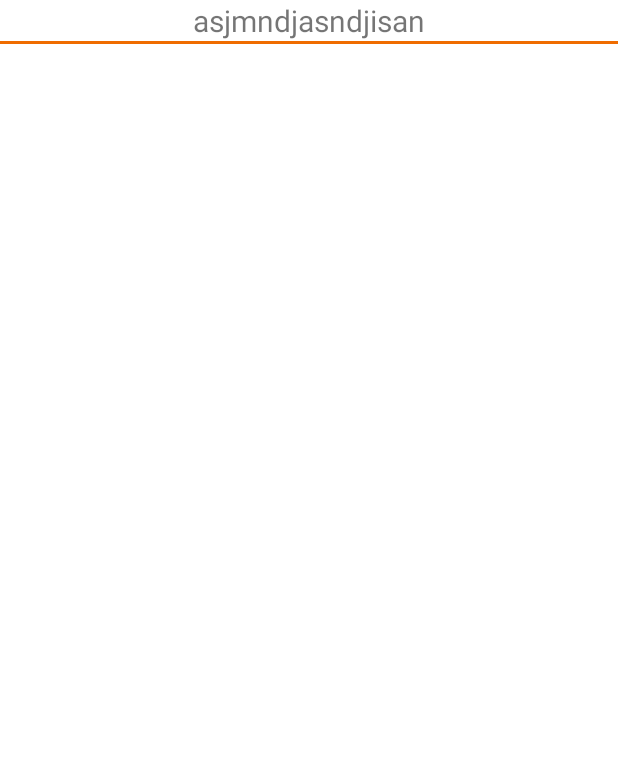
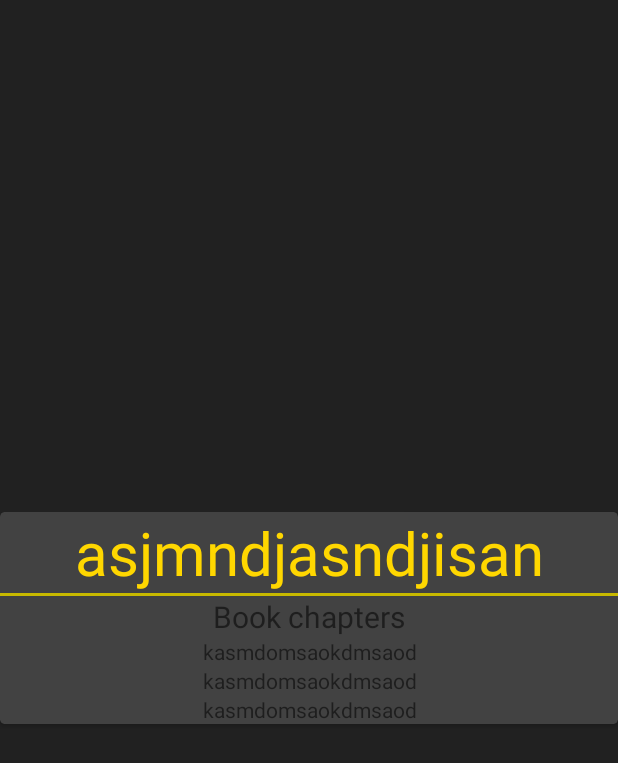
Before and after one commit to Neiscafe/TheOneApp, an Android app: the layout activity_book_description.xml on its own in the app's theme, with its tools: preview values and no code run, on a phone screen of 412 x 824 dp. Shown: the top 763 px of the screen. Run offline under Robolectric (Android 15) with nearby library versions, the phone set to English and light mode, and no system bars.

Commit message:
versao da apresentação 18/11

```diff
--- a/app/src/main/java/com/example/theoneapp/koin/AppModule.kt
+++ b/app/src/main/java/com/example/theoneapp/koin/AppModule.kt
@@ -4,6 +4,7 @@ import com.example.theoneapp.repository.Repository
 import com.example.theoneapp.repository.RepositoryImpl
 import com.example.theoneapp.retrofit.ClientRetrofit
 import com.example.theoneapp.ui.books.BooksViewModel
+import com.example.theoneapp.ui.books.bookDescription.BookDescriptionViewModel
 import com.example.theoneapp.ui.characters.characterQuotes.CharacterQuotesViewModel
 import com.example.theoneapp.ui.characters.characterList.CharactersViewModel
 import com.example.theoneapp.ui.movies.MoviesViewModel
@@ -25,6 +26,9 @@ val viewModelModule = module(override = true) {
     viewModel{
         CharacterQuotesViewModel(repository = get())
     }
+    viewModel{
+        BookDescriptionViewModel(repository = get())
+    }
 }
 
 val repositoryModule = module(override = true) {
--- a/app/src/main/java/com/example/theoneapp/model/Book.kt
+++ b/app/src/main/java/com/example/theoneapp/model/Book.kt
@@ -1,9 +1,12 @@
 package com.example.theoneapp.model
 
+import android.os.Parcelable
 import com.google.gson.annotations.SerializedName
+import kotlinx.android.parcel.Parcelize
 import java.io.Serializable
 
+@Parcelize
 data class Book(
     @SerializedName("_id") val _id: String,
     @SerializedName("name") val name: String
-): Serializable
+): Parcelable
--- /dev/null
+++ b/app/src/main/java/com/example/theoneapp/ui/books/bookDescription/BookDescriptionAdapter.kt
@@ -0,0 +1,4 @@
+package com.example.theoneapp.ui.books.bookDescription
+
+class BookDescriptionAdapter {
+}
--- a/app/src/main/java/com/example/theoneapp/ui/characters/characterQuotes/CharacterQuotesViewModel.kt
+++ b/app/src/main/java/com/example/theoneapp/ui/characters/characterQuotes/CharacterQuotesViewModel.kt
@@ -5,7 +5,6 @@ import androidx.lifecycle.MutableLiveData
 import androidx.lifecycle.ViewModel
 import androidx.lifecycle.viewModelScope
 import com.example.theoneapp.model.NetworkResponse
-import com.example.theoneapp.model.Quote
 import com.example.theoneapp.model.QuoteResponse
 import com.example.theoneapp.repository.Repository
 import kotlinx.coroutines.launch
--- a/app/src/main/res/layout/activity_book_description.xml
+++ b/app/src/main/res/layout/activity_book_description.xml
@@ -1,28 +1,68 @@
 <?xml version="1.0" encoding="utf-8"?>
 <androidx.constraintlayout.widget.ConstraintLayout xmlns:android="http://schemas.android.com/apk/res/android"
+    xmlns:app="http://schemas.android.com/apk/res-auto"
     xmlns:tools="http://schemas.android.com/tools"
     android:layout_width="match_parent"
     android:layout_height="match_parent"
-    xmlns:app="http://schemas.android.com/apk/res-auto"
+    android:background="@color/grey"
     tools:context=".ui.books.bookDescription.BookDescriptionActivity">
+
+    <androidx.cardview.widget.CardView
+        android:layout_width="0dp"
+        android:layout_height="wrap_content"
+        app:layout_constraintBottom_toBottomOf="parent"
+        app:layout_constraintEnd_toEndOf="parent"
+        app:layout_constraintStart_toStartOf="parent"
+        app:layout_constraintTop_toTopOf="parent"
+        android:backgroundTint="@color/lightGrey"
+        app:cardCornerRadius="3dp">
+
+        <androidx.constraintlayout.widget.ConstraintLayout
+            android:layout_width="match_parent"
+            android:layout_height="match_parent">
 
             <TextView
                 android:id="@+id/tvBookTitle"
                 android:layout_width="0dp"
                 android:layout_height="wrap_content"
+                android:textAlignment="center"
+                android:textSize="40sp"
+                android:textColor="@color/yellow"
+                app:layout_constraintEnd_toEndOf="parent"
+                app:layout_constraintStart_toStartOf="parent"
                 app:layout_constraintTop_toTopOf="parent"
+                tools:text="asjmndjasndjisan" />
+
+            <View
+                android:id="@+id/vBookSeparator"
+                android:layout_width="0dp"
+                android:layout_height="2dp"
+                android:background="@color/yellowDark"
+                app:layout_constraintEnd_toEndOf="parent"
+                app:layout_constraintStart_toStartOf="parent"
+                app:layout_constraintTop_toBottomOf="@id/tvBookTitle" />
+
+            <TextView
+                android:id="@+id/tvBookChapters"
+                android:layout_width="0dp"
+                android:layout_height="wrap_content"
+                app:layout_constraintTop_toBottomOf="@id/vBookSeparator"
                 app:layout_constraintStart_toStartOf="parent"
                 app:layout_constraintEnd_toEndOf="parent"
-        tools:text="asjmndjasndjisan"
-        android:textSize="20sp"
-        android:textAlignment="center"/>
+                android:textAlignment="center"
+                android:text="Book chapters"
+                android:textSize="20sp"/>
 
-    <View
+            <androidx.recyclerview.widget.RecyclerView
                 android:layout_width="0dp"
-        android:layout_height="2dp"
+                android:layout_height="wrap_content"
+                app:layout_constraintEnd_toEndOf="parent"
                 app:layout_constraintStart_toStartOf="parent"
-        app:layout_constraintEnd_toEndOf="parent"
-        app:layout_constraintTop_toBottomOf="@id/tvBookTitle"
-        android:background="@color/orange"/>
+                app:layout_constraintTop_toBottomOf="@id/tvBookChapters"
+                tools:listitem="@layout/chapter_list_item" />
 
         </androidx.constraintlayout.widget.ConstraintLayout>
+
+    </androidx.cardview.widget.CardView>
+
+</androidx.constraintlayout.widget.ConstraintLayout>
--- /dev/null
+++ b/app/src/main/res/layout/chapter_list_item.xml
@@ -0,0 +1,17 @@
+<?xml version="1.0" encoding="utf-8"?>
+<androidx.constraintlayout.widget.ConstraintLayout xmlns:android="http://schemas.android.com/apk/res/android"
+    android:layout_width="match_parent"
+    android:layout_height="wrap_content"
+    xmlns:tools="http://schemas.android.com/tools"
+    xmlns:app="http://schemas.android.com/apk/res-auto">
+
+    <TextView
+        android:layout_width="0dp"
+        android:layout_height="wrap_content"
+        tools:text="kasmdomsaokdmsaod"
+        app:layout_constraintTop_toTopOf="parent"
+        app:layout_constraintStart_toStartOf="parent"
+        app:layout_constraintEnd_toEndOf="parent"
+        android:textAlignment="center"/>
+
+</androidx.constraintlayout.widget.ConstraintLayout>
```
Also changed, not shown: app/src/main/java/com/example/theoneapp/model/Chapter.kt (added, +10 -0 lines), app/src/main/java/com/example/theoneapp/model/ChapterResponse.kt (added, +7 -0 lines), app/src/main/java/com/example/theoneapp/repository/RepositoryImpl.kt (+14 -0 lines), app/src/main/java/com/example/theoneapp/retrofit/Api.kt (+6 -4 lines), app/src/main/java/com/example/theoneapp/ui/books/BookAdapter.kt (+24 -3 lines), app/src/main/java/com/example/theoneapp/ui/books/BooksFragment.kt (+10 -0 lines), app/src/main/java/com/example/theoneapp/ui/books/bookDescription/BookDescriptionActivity.kt (+20 -1 lines), app/src/main/java/com/example/theoneapp/ui/books/bookDescription/BookDescriptionViewModel.kt (added, +37 -0 lines). Lines whose indentation alone changed are shown as unchanged.
